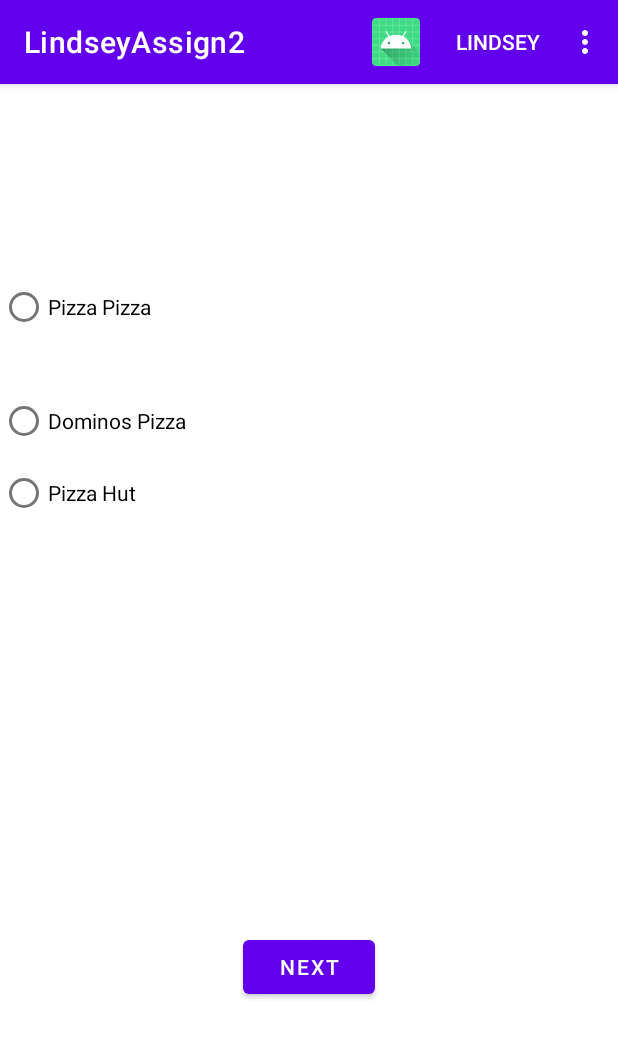
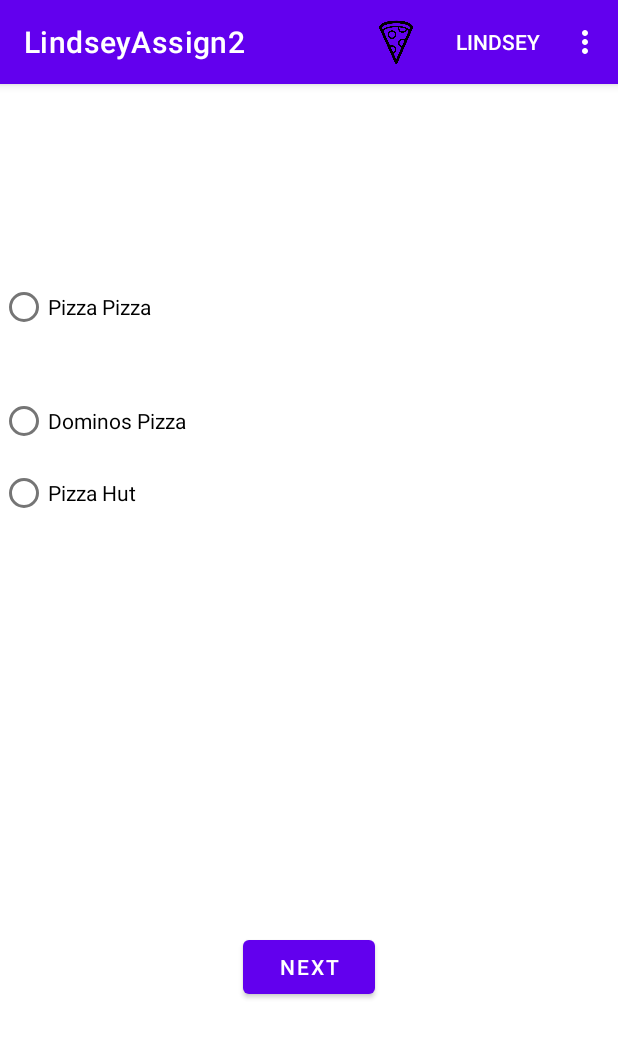
Before and after one commit to LindseyHatch6668/LindseyHatchAssign2, an Android app: the screen it shows after launch (LindseyActivity), on a phone screen of 412 x 824 dp. Shown: the top 1038 px of the screen. Run offline under Robolectric (Android 15) with nearby library versions, the phone set to English and light mode, and no system bars.

Commit message:
pizza icons change dynamically now

```diff
--- a/LindseyAssign22/src/main/java/lindsey/hatch/n01286668/LindseyActivity.java
+++ b/LindseyAssign22/src/main/java/lindsey/hatch/n01286668/LindseyActivity.java
@@ -20,6 +20,7 @@ import com.google.android.material.snackbar.Snackbar;
 
 
 public class LindseyActivity extends AppCompatActivity {
+    private Menu menu;
     String store = " ";
     Button button;
     @Override
@@ -41,20 +42,25 @@ public class LindseyActivity extends AppCompatActivity {
         radioGroup.setOnCheckedChangeListener(new RadioGroup.OnCheckedChangeListener() {
             @Override
             public void onCheckedChanged(RadioGroup group, int checkedId) {
+                MenuItem menuItem = menu.findItem(R.id.pizza);
                 RadioButton rb1 = (RadioButton) findViewById(R.id.radioButton1);
                 RadioButton rb2 = (RadioButton) findViewById(R.id.radioButton2);
                 RadioButton rb3 = (RadioButton) findViewById(R.id.radioButton3);
                 if (rb1.isChecked()) {
                     store = "Pizza Pizza";
+                    menuItem.setIcon(R.drawable.pizzapizza);
                 }
                 else if(rb2.isChecked()) {
                     store = "Domino's Pizza";
+                    menuItem.setIcon(R.drawable.dominos);
                 }
                 else if(rb3.isChecked()) {
                     store = "Pizza Hut";
+                    menuItem.setIcon(R.drawable.pizzahut);
                 }
                 else {
                     store = "Default";
+                    menuItem.setIcon(R.drawable.pizza);
                 }
             }
         });
@@ -62,6 +68,7 @@ public class LindseyActivity extends AppCompatActivity {
 
     @Override
     public boolean onCreateOptionsMenu(Menu menu) {
+        this.menu = menu;
         MenuInflater inflater = getMenuInflater();
         inflater.inflate(R.menu.menu, menu);
         return true;
--- a/LindseyAssign22/src/main/res/menu/menu.xml
+++ b/LindseyAssign22/src/main/res/menu/menu.xml
@@ -13,7 +13,7 @@
         android:id="@+id/pizza"
         android:title="@string/pizza"
         app:showAsAction="always"
-        android:icon="@mipmap/ic_launcher"
+        android:icon="@drawable/pizza"
         android:orderInCategory="1"/>
     <item
         android:id="@+id/name"
```
Also changed, not shown: LindseyAssign22/src/main/res/drawable/dominos.png (added), LindseyAssign22/src/main/res/drawable/pizzahut.png (added), LindseyAssign22/src/main/res/drawable/pizzapizza.png (added).
